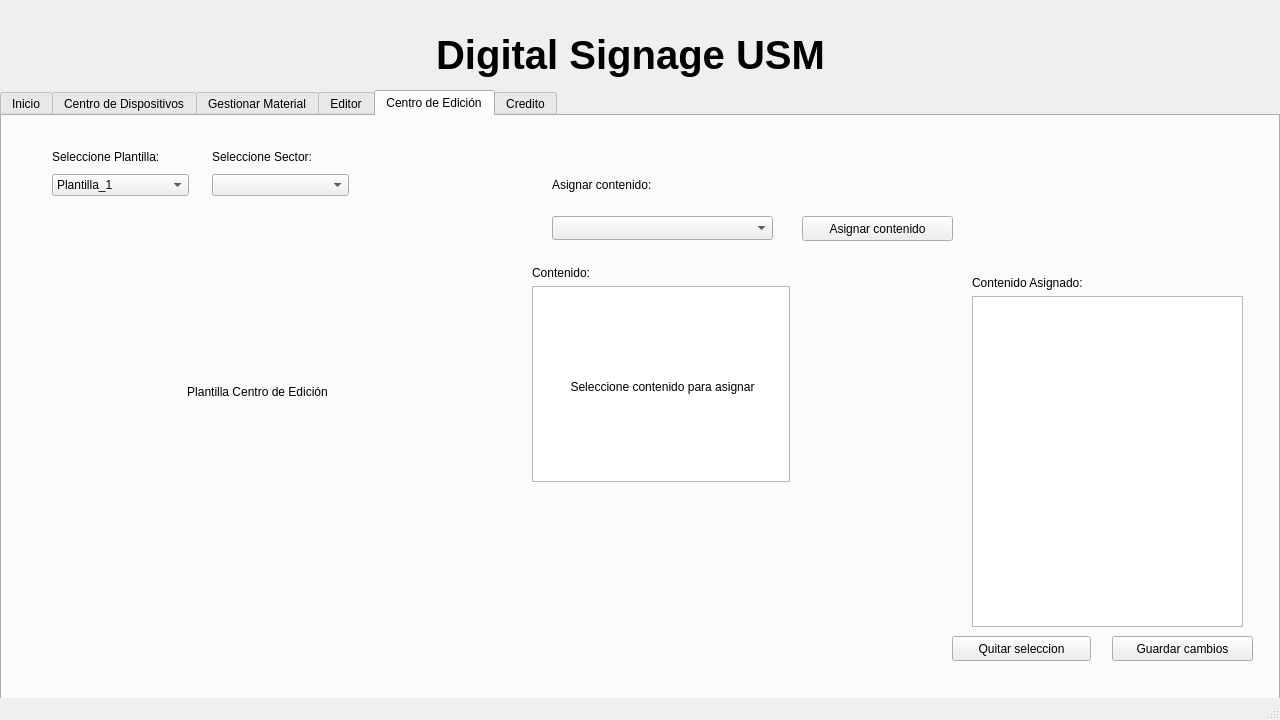
Before: the Qt Designer form ProyectoQT/Interfaz_Digital_SIgnage_USM/mainwindow.ui in seba-saca/Digital_Signage_USM, drawn with Qt 5.
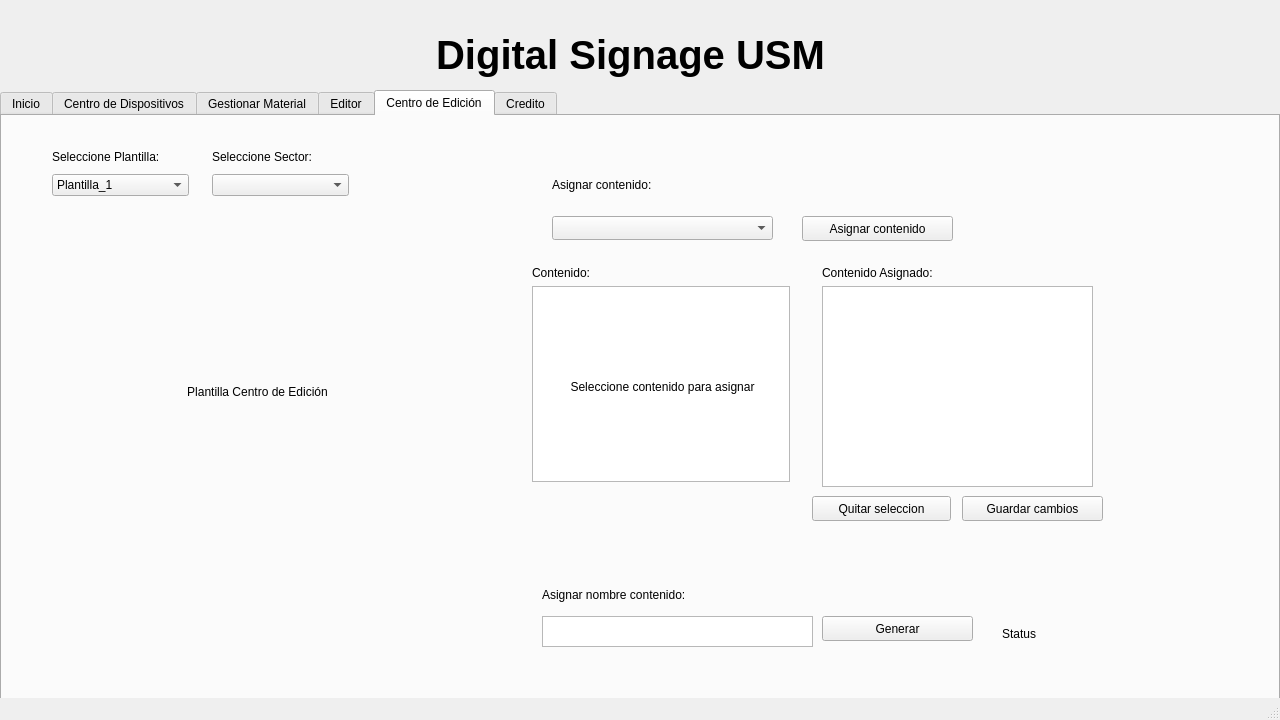
After: the same form once the commit is applied. The open tabs and pages were chosen to show the change. Icons and pictures are not drawn.

```diff
--- a/ProyectoQT/Interfaz_Digital_SIgnage_USM/mainwindow.ui
+++ b/ProyectoQT/Interfaz_Digital_SIgnage_USM/mainwindow.ui
@@ -1655,8 +1655,8 @@
      <widget class="QPushButton" name="Quitar_Contenido_Asignado_Centro_Edicion">
       <property name="geometry">
        <rect>
-        <x>950</x>
-        <y>520</y>
+        <x>810</x>
+        <y>380</y>
         <width>139</width>
         <height>25</height>
        </rect>
@@ -1668,10 +1668,10 @@
      <widget class="QWidget" name="layoutWidget_15">
       <property name="geometry">
        <rect>
-        <x>970</x>
-        <y>160</y>
+        <x>820</x>
+        <y>150</y>
         <width>271</width>
-        <height>351</height>
+        <height>221</height>
        </rect>
       </property>
       <layout class="QVBoxLayout" name="verticalLayout_32">
@@ -1690,8 +1690,8 @@
      <widget class="QPushButton" name="Guardar_contenido_Centro_EDICION">
       <property name="geometry">
        <rect>
-        <x>1110</x>
-        <y>520</y>
+        <x>960</x>
+        <y>380</y>
         <width>141</width>
         <height>25</height>
        </rect>
@@ -1747,6 +1747,58 @@
        <set>Qt::AlignCenter</set>
       </property>
      </widget>
+     <widget class="QPushButton" name="boton_generar_video_editor">
+      <property name="geometry">
+       <rect>
+        <x>820</x>
+        <y>500</y>
+        <width>151</width>
+        <height>25</height>
+       </rect>
+      </property>
+      <property name="text">
+       <string>Generar</string>
+      </property>
+     </widget>
+     <widget class="QPlainTextEdit" name="nombre_video">
+      <property name="geometry">
+       <rect>
+        <x>540</x>
+        <y>500</y>
+        <width>271</width>
+        <height>31</height>
+       </rect>
+      </property>
+     </widget>
+     <widget class="QLabel" name="label_nombre_video">
+      <property name="geometry">
+       <rect>
+        <x>540</x>
+        <y>470</y>
+        <width>201</width>
+        <height>17</height>
+       </rect>
+      </property>
+      <property name="text">
+       <string>Asignar nombre contenido:</string>
+      </property>
+     </widget>
+     <widget class="QLabel" name="label_status_editor">
+      <property name="geometry">
+       <rect>
+        <x>1000</x>
+        <y>510</y>
+        <width>56</width>
+        <height>16</height>
+       </rect>
+      </property>
+      <property name="text">
+       <string>Status</string>
+      </property>
+      <property name="scaledContents">
+       <bool>true</bool>
+      </property>
+     </widget>
     </widget>
     <widget class="QWidget" name="Credito">
      <attribute name="title">
```
Left out of the diff: 4 changed lines with no effect on the pictures.
